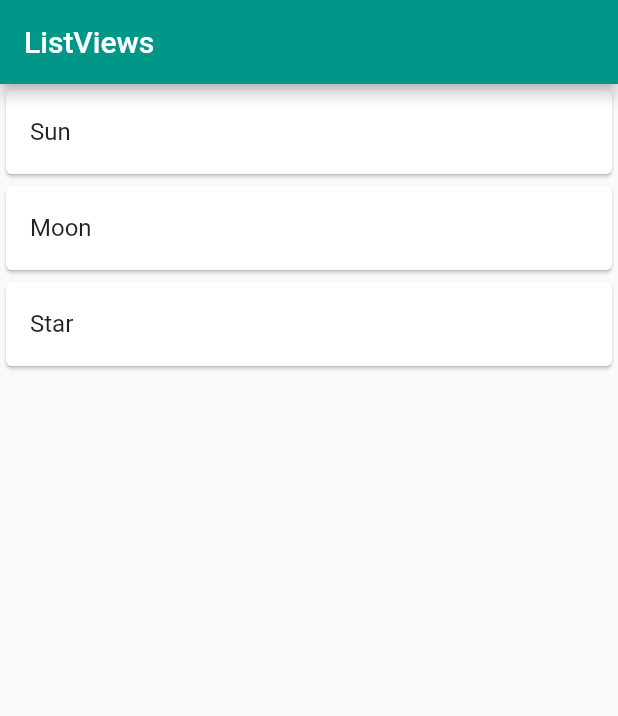
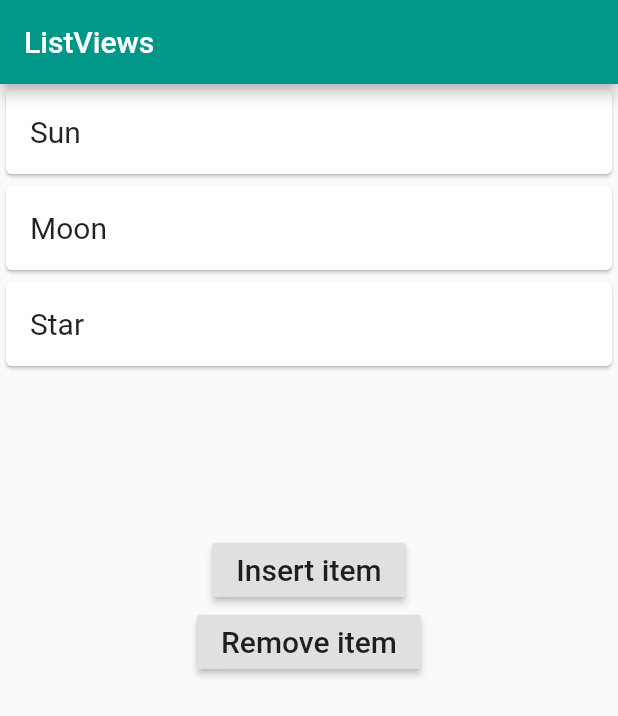
Before and after one commit to after-six/list-view-wonwoo, a Flutter app: the screen it shows after launch, on a phone screen of 412 x 824 dp. Shown: the top 716 px of the screen. Run offline on Flutter 3.47's test engine with Material 2 defaults, Android fonts, the phone set to English and light mode, and no system bars.

Commit message:
Adding and deleting rows in an AnimatedList

```diff
--- a/lib/main.dart
+++ b/lib/main.dart
@@ -26,34 +26,83 @@ class BodyLayout extends StatefulWidget {
 
 class BodyLayoutState extends State<BodyLayout> {
 
-  List<String> titles = ['Sun', 'Moon', 'Star'];
+  // The GlobalKey keeps track of the visible state of the list items
+  // while they are being animated.
+  final GlobalKey<AnimatedListState> _listKey = GlobalKey();
+
+  // backing data
+  List<String> _data = ['Sun', 'Moon', 'Star'];
 
   @override
   Widget build(BuildContext context) {
-    return _myListView();
+    return Column(
+      children: <Widget>[
+        SizedBox(
+          height: 300,
+          child: AnimatedList(
+            // Give the Animated list the global key
+            key: _listKey,
+            initialItemCount: _data.length,
+            // Similar to ListView itemBuilder, but AnimatedList has
+            // an additional animation parameter.
+            itemBuilder: (context, index, animation) {
+              // Breaking the row widget out as a method so that we can
+              // share it with the _removeSingleItem() method.
+              return _buildItem(_data[index], animation);
+            },
+          ),
+        ),
+        RaisedButton(
+          child: Text('Insert item', style: TextStyle(fontSize: 20)),
+          onPressed: () {
+            _insertSingleItem();
+          },
+        ),
+        RaisedButton(
+          child: Text('Remove item', style: TextStyle(fontSize: 20)),
+          onPressed: () {
+            _removeSingleItem();
+          },
+        )
+      ],
+    );
   }
 
-  Widget _myListView() {
-    return ListView.builder(
-      itemCount: titles.length,
-      itemBuilder: (context, index) {
-        final item = titles[index];
-        return Card(
-          child: ListTile(
-            title: Text(item),
-            onTap: () {
-              setState(() {
-                titles.insert(index, 'Planet');
-              });
-            },
-            onLongPress: () {
-              setState(() {
-                titles.removeAt(index);
-              });
-            },
+  // This is the animated row with the Card.
+  Widget _buildItem(String item, Animation animation) {
+    return SizeTransition(
+      sizeFactor: animation,
+      child: Card(
+        child: ListTile(
+          title: Text(
+            item,
+            style: TextStyle(fontSize: 20),
           ),
-        );
-      },
+        ),
+      ),
     );
   }
+
+  void _insertSingleItem() {
+    String newItem = "Planet";
+    // Arbitrary location for demonstration purposes
+    int insertIndex = 2;
+    // Add the item to the data list.
+    _data.insert(insertIndex, newItem);
+    // Add the item visually to the AnimatedList.
+    _listKey.currentState.insertItem(insertIndex);
+  }
+
+  void _removeSingleItem() {
+    int removeIndex = 2;
+    // Remove item from data list but keep copy to give to the animation.
+    String removedItem = _data.removeAt(removeIndex);
+    // This builder is just for showing the row while it is still
+    // animating away. The item is already gone from the data list.
+    AnimatedListRemovedItemBuilder builder = (context, animation) {
+      return _buildItem(removedItem, animation);
+    };
+    // Remove the item visually from the AnimatedList.
+    _listKey.currentState.removeItem(removeIndex, builder);
+  }
 }
```
